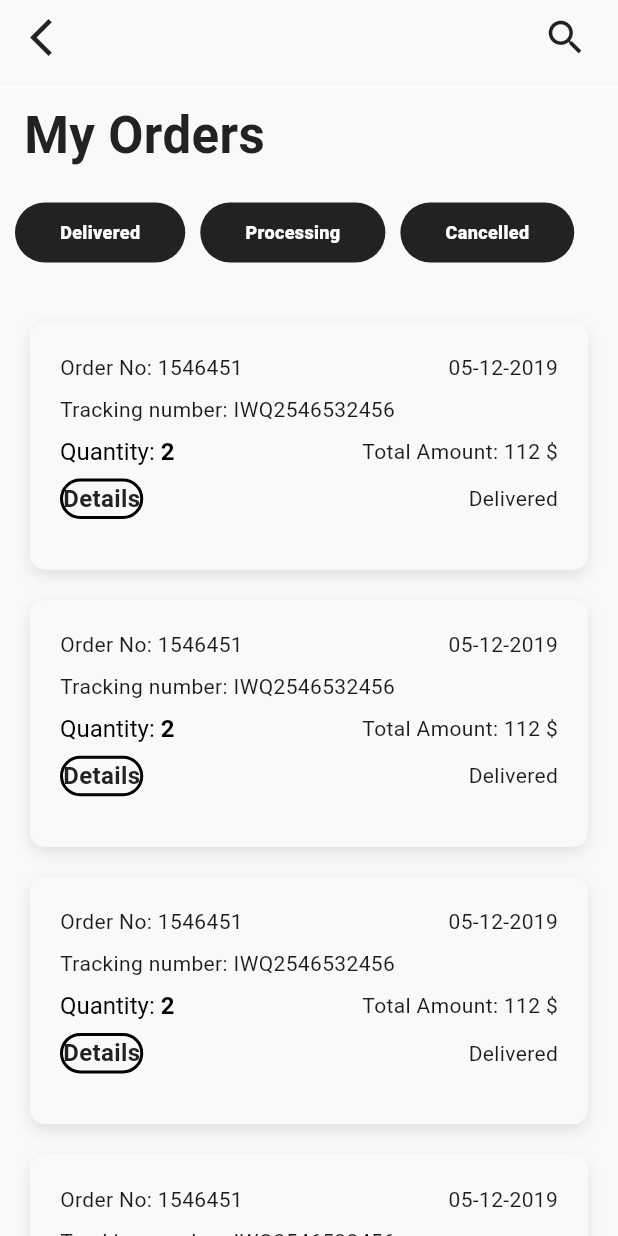
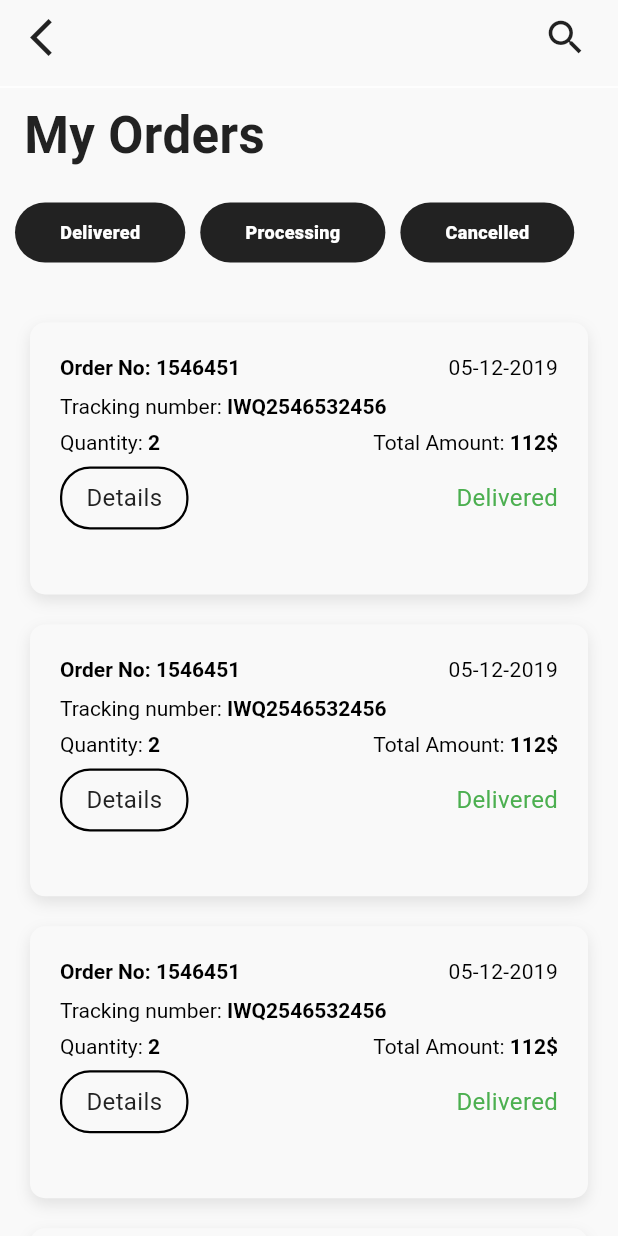
Before and after one commit to swagatapal/eMart_express, a Flutter app: the MyOrderScreen screen opened directly, on a phone screen of 412 x 824 dp. Run offline on Flutter 3.47's test engine with Material 3 defaults, Android fonts, the phone set to English and light mode, and no system bars; our stand-ins replace bounce, image_picker, lottie; statements that could not run were skipped.

Commit message:
my orders page completed

```diff
--- a/lib/src/feature/order/component/order_item_card.dart
+++ b/lib/src/feature/order/component/order_item_card.dart
@@ -23,7 +23,7 @@ class OrderItemCard extends StatelessWidget {
       padding: const EdgeInsets.symmetric(horizontal: 20.0),
       child: Container(
         width: MediaQuery.of(context).size.width,
-        height: MediaQuery.of(context).size.height * 0.2,
+        height: MediaQuery.of(context).size.height * 0.22,
         decoration: BoxDecoration(
             color: AppColors.white1,
             borderRadius: BorderRadius.circular(10),
@@ -37,45 +37,115 @@ class OrderItemCard extends StatelessWidget {
             ]),
         child: Padding(
           padding: const EdgeInsets.all(20.0),
-          child: Expanded(
           child: Column(
             crossAxisAlignment: CrossAxisAlignment.start,
             children: [
               Row(
                 mainAxisAlignment: MainAxisAlignment.spaceBetween,
-                  children: [Text("Order No: $orderNo"), Text(date)],
+                children: [
+                  RichText(
+                    text: TextSpan(
+                      children: [
+                        TextSpan(
+                          text: 'Order No: ',
+                          style: TextStyle(
+                            color: Colors.black,
+                            fontWeight: FontWeight.bold,
+                            fontSize: 14.0,
+                          ),
+                        ),
+                        TextSpan(
+                          text: orderNo,
+                          style: TextStyle(
+                            color: Colors.black,
+                            fontWeight: FontWeight.bold,
+                            fontSize: 14.0,
+                          ),
+                        ),
+                      ],
+                    ),
+                  ),
+                  Text(
+                    date,
+                    style: TextStyle(
+                      color: Colors.black,
+                      fontWeight: FontWeight.normal,
+                      fontSize: 14.0,
+                    ),
+                  ),
+                ],
               ),
               const SizedBox(height: 8.0),
-                Text("Tracking number: $trackingNumber"),
+              RichText(
+                text: TextSpan(
+                  children: [
+                    TextSpan(
+                      text: 'Tracking number: ',
+                      style: TextStyle(
+                        color: Colors.black,
+                        fontWeight: FontWeight.normal,
+                        fontSize: 14.0,
+                      ),
+                    ),
+                    TextSpan(
+                      text: trackingNumber,
+                      style: TextStyle(
+                        color: Colors.black,
+                        fontWeight: FontWeight.bold,
+                        fontSize: 14.0,
+                      ),
+                    ),
+                  ],
+                ),
+              ),
               const SizedBox(height: 8.0),
               Row(
                 mainAxisAlignment: MainAxisAlignment.spaceBetween,
                 children: [
-                    // Text("Quantity: $quantity"),
                   RichText(
                     text: TextSpan(
                       children: [
                         TextSpan(
                           text: 'Quantity: ',
                           style: TextStyle(
-                              color: Colors.black, // Style for the label
-                              fontWeight: FontWeight.normal, // You can customize the style
-                              fontSize: 16.0,
+                            color: Colors.black,
+                            fontWeight: FontWeight.normal,
+                            fontSize: 14.0,
                           ),
                         ),
                         TextSpan(
                           text: quantity,
                           style: TextStyle(
-                              color: Colors.black, // Style for the quantity value
+                            color: Colors.black,
                             fontWeight: FontWeight.bold,
-                              fontSize: 16.0,
+                            fontSize: 14.0,
                           ),
                         ),
                       ],
                     ),
                   ),
-
-                    Text("Total Amount: $totalAmount")
+                  RichText(
+                    text: TextSpan(
+                      children: [
+                        TextSpan(
+                          text: 'Total Amount: ',
+                          style: TextStyle(
+                            color: Colors.black,
+                            fontWeight: FontWeight.normal,
+                            fontSize: 14.0,
+                          ),
+                        ),
+                        TextSpan(
+                          text: totalAmount,
+                          style: TextStyle(
+                            color: Colors.black,
+                            fontWeight: FontWeight.bold,
+                            fontSize: 14.0,
+                          ),
+                        ),
+                      ],
+                    ),
+                  ),
                 ],
               ),
               const SizedBox(height: 8.0),
@@ -83,30 +153,38 @@ class OrderItemCard extends StatelessWidget {
                 mainAxisAlignment: MainAxisAlignment.spaceBetween,
                 children: [
                   Container(
+                    padding:
+                        EdgeInsets.symmetric(vertical: 8.0, horizontal: 16.0),
                     decoration: BoxDecoration(
                       borderRadius: BorderRadius.circular(20),
                       border: Border.all(
                         color: Colors.black,
-                          width: 2.0,
+                        width: 1.5,
                       ),
                     ),
-                      child: Text("Details",
+                    child: Text(
+                      "Details",
                       style: TextStyle(
-                          fontWeight: FontWeight.bold,
+                          fontWeight: FontWeight.normal,
                           fontSize: 16,
                           color: AppColors.black1,
-                          fontFamily: "Roboto"
+                          fontFamily: "Roboto"),
                     ),
                   ),
+                  Text(
+                    "Delivered",
+                    style: TextStyle(
+                      color: Colors.green,
+                      fontWeight: FontWeight.normal,
+                      fontSize: 16.0,
                     ),
-                    Text("Delivered")
+                  )
                 ],
               ),
             ],
           ),
         ),
       ),
-      ),
     );
   }
 }
--- a/lib/src/feature/order/view/my_order_screen.dart
+++ b/lib/src/feature/order/view/my_order_screen.dart
@@ -65,7 +65,7 @@ class MyOrderScreen extends StatelessWidget {
                             date: "05-12-2019",
                             orderNo: "1546451",
                             quantity: "2",
-                            totalAmount: "112 \$",
+                            totalAmount: "112\$",
                             trackingNumber: "IWQ2546532456",
                           ),
                         );
```
Lines whose indentation alone changed are shown as unchanged.
